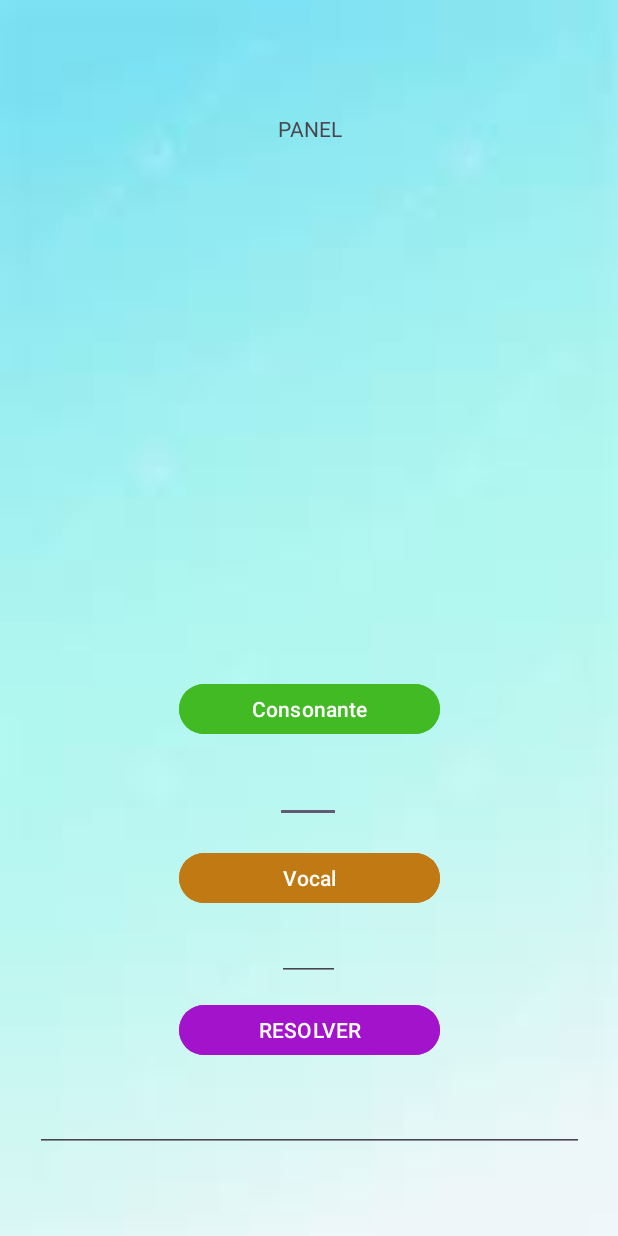
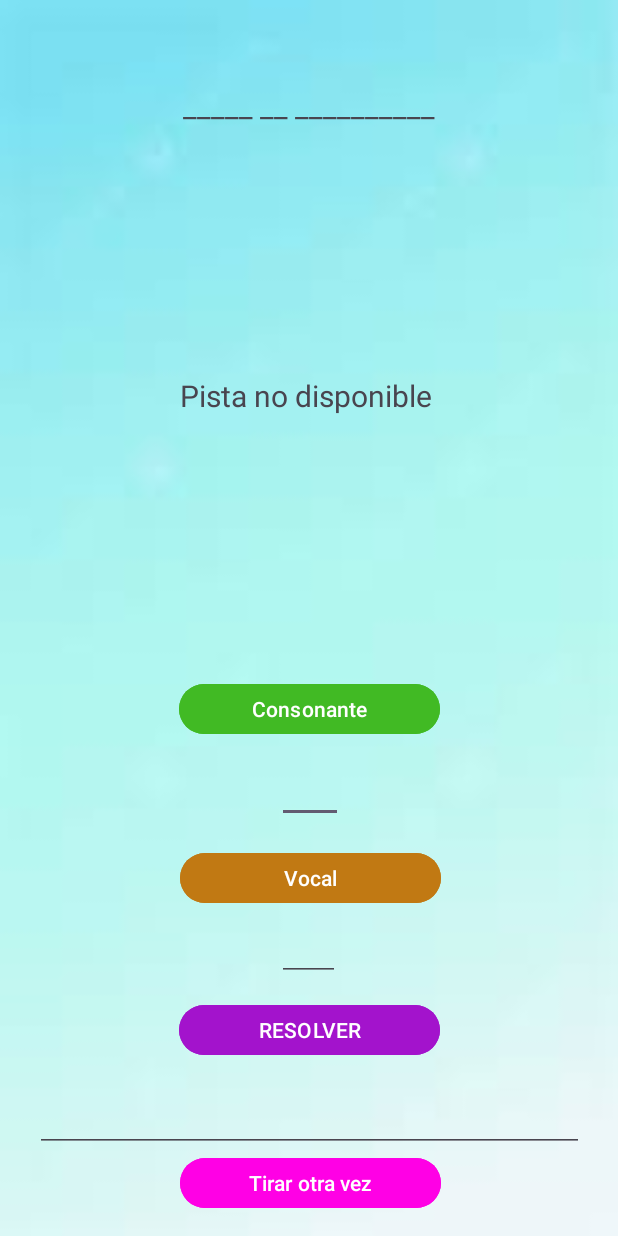
Before and after one commit to Alejan5drox-08M/Ruletilla_Suertuda, an Android app: the MainActivity3 screen opened directly, with no data from a screen before it, on a phone screen of 412 x 824 dp. Run offline under Robolectric (Android 15) with nearby library versions, the phone set to English and light mode, and no system bars.

Commit message:
Conseguido rarete

```diff
--- a/app/src/main/java/com/example/ruletasuerte_isaacalejandro/MainActivity3.kt
+++ b/app/src/main/java/com/example/ruletasuerte_isaacalejandro/MainActivity3.kt
@@ -1,29 +1,133 @@
 package com.example.ruletasuerte_isaacalejandro
 
+import android.content.Context
+import android.content.Intent
 import android.os.Bundle
+import android.widget.EditText
+import android.widget.Toast
 import androidx.activity.enableEdgeToEdge
 import androidx.appcompat.app.AppCompatActivity
 import androidx.core.view.ViewCompat
 import androidx.core.view.WindowInsetsCompat
-import com.example.ruletasuerte_isaacalejandro.databinding.ActivityMain2Binding
 import com.example.ruletasuerte_isaacalejandro.databinding.ActivityMain3Binding
-import com.example.ruletasuerte_isaacalejandro.databinding.ActivityMainBinding
 
 class MainActivity3 : AppCompatActivity() {
     lateinit var mibinding: ActivityMain3Binding
+    val panel = Paneles()  // Instancia de la clase Paneles
+    var frase = ""
+    var pista = ""
+    var estadoFrase = ""
+
     override fun onCreate(savedInstanceState: Bundle?) {
         super.onCreate(savedInstanceState)
         enableEdgeToEdge()
 
-        mibinding= ActivityMain3Binding.inflate(layoutInflater)
+        mibinding = ActivityMain3Binding.inflate(layoutInflater)
+        setContentView(mibinding.root)
 
-        setContentView(mibinding.root)
+        // Recuperar la frase y la pista desde SharedPreferences
+        val sharedPreferences = getSharedPreferences("panelData", Context.MODE_PRIVATE)
+        frase = sharedPreferences.getString("frase", "Frase no disponible") ?: "Frase no disponible"
+        pista = sharedPreferences.getString("pista", "Pista no disponible") ?: "Pista no disponible"
+        estadoFrase = sharedPreferences.getString("estadoFrase", "").orEmpty()
+
+        // Si no se ha guardado el estado de la frase, inicializamos con guiones bajos
+        if (estadoFrase.isEmpty()) {
+            estadoFrase = frase.ocultar()
+        }
+
+        mibinding.textViewPanel.text = estadoFrase
+        mibinding.textViewPista.text = pista
+
         ViewCompat.setOnApplyWindowInsetsListener(findViewById(R.id.main)) { v, insets ->
             val systemBars = insets.getInsets(WindowInsetsCompat.Type.systemBars())
             v.setPadding(systemBars.left, systemBars.top, systemBars.right, systemBars.bottom)
             insets
         }
 
-        val resultadoRuleta = intent.getStringExtra("clave")
+        // Listener del botón Consonante
+        mibinding.botonConsonante.setOnClickListener {
+            // Llamamos al nuevo método comprobarConsonante
+            comprobarLetra(mibinding.editTextTextConsonante,"aeiou", "Introduce una consonante válida")
+        }
+
+        mibinding.botonVocal.setOnClickListener {
+            comprobarLetra(mibinding.editTextTextVocal,"bcdfghjklmnñpqrstvwxyz", "Introduce una vocal válida")
+
+        }
+
+        // Cuando el jugador resuelve el panel, navega hacia MainActivity2
+        mibinding.botonResolver.setOnClickListener {
+            // Guardar un nuevo panel y su pista en SharedPreferences
+            obtenerNuevoPanel()
+
+            // Navegar a MainActivity2
+            val intent = Intent(this, MainActivity2::class.java)
+            if (intent.resolveActivity(packageManager) != null) {
+                startActivity(intent)
+            }
+        }
+        mibinding.botonTirarotravez.setOnClickListener {
+            val intent = Intent(this, MainActivity2::class.java)
+            if (intent.resolveActivity(packageManager) != null) {
+                startActivity(intent)
+            }
+        }
+    }
+
+    // Método para obtener un nuevo panel
+    private fun obtenerNuevoPanel() {
+        // Obtener una nueva frase y pista
+        frase = panel.obtener_Panel()  // Esto también guardará en SharedPreferences
+        pista = panel.obtener_Pista()
+
+        // Guardar la nueva frase y pista en SharedPreferences
+        val sharedPreferences = getSharedPreferences("panelData", Context.MODE_PRIVATE)
+        val editor = sharedPreferences.edit()
+        editor.putString("frase", frase)
+        editor.putString("pista", pista)
+        editor.putString("estadoFrase", frase.ocultar()) // Inicializar la frase oculta
+        editor.apply()
+    }
+
+    fun comprobarLetra(editText: EditText,letras: String, mensaje: String) {
+        val sharedPreferences = getSharedPreferences("panelData", Context.MODE_PRIVATE)
+        val letra = editText.text.toString().lowercase().firstOrNull()
+
+        // Validar que la letra es una consonante
+        if (letra == null || letra in letras || !letra.isLetter()) {
+            // Validar que se introduzca una consonante válida
+            Toast.makeText(this, mensaje, Toast.LENGTH_SHORT).show()
+        } else {
+            // Construir la nueva frase basada en la consonante
+            val nuevaFrase = frase.mapIndexed { index, char ->
+                when {
+                    char == ' ' -> ' ' // Mantener los espacios
+                    char.equals(
+                        letra,
+                        ignoreCase = true
+                    ) -> letra // Reemplazar la consonante si coincide
+                    index < estadoFrase.length -> estadoFrase[index] // Mantener el estado actual
+                    else -> "_" // Reemplazar con guion bajo sin espacio
+                }
+            }.joinToString("")
+
+            // Actualizar la vista con la nueva frase
+            mibinding.textViewPanel.text = nuevaFrase
+            estadoFrase = nuevaFrase
+
+            // Guardar el nuevo estado en SharedPreferences
+            val editor = sharedPreferences.edit()
+            editor.putString("estadoFrase", nuevaFrase)
+            editor.apply()
+
+            // Limpiar el EditText después de procesar la consonante
+            editText.text.clear()
+        }
+    }
+
+    // Función de extensión para transformar una frase a su forma oculta
+    fun String.ocultar(): String {
+        return this.map { if (it.isLetter()) '_' else it }.joinToString("")
     }
 }
--- /dev/null
+++ b/app/src/main/java/com/example/ruletasuerte_isaacalejandro/Paneles.kt
@@ -0,0 +1,22 @@
+package com.example.ruletasuerte_isaacalejandro
+
+
+
+class Paneles {
+    data class Panel(val frase: String, val pista: String)
+    val listaPaneles: ArrayList<Panel> = arrayListOf(
+        Panel("no por mucho madrugar amanece mas temprano", "No te apresures, todo llega a su tiempo"),
+        Panel("a caballo regalado no se le mira el diente", "Agradece lo que recibes sin criticarlo"),
+        Panel("cria cuervos y te sacarán los ojos", "Ten cuidado con en quién confías")
+    )
+    var indice=-1
+    fun obtener_Panel():String{
+        indice=listaPaneles.indices.random()
+        return listaPaneles[indice].frase
+    }
+    fun obtener_Pista():String{
+        return listaPaneles[indice].pista
+    }
+
+
+}
--- a/app/src/main/res/layout/activity_main3.xml
+++ b/app/src/main/res/layout/activity_main3.xml
@@ -17,15 +17,28 @@
 
         <TextView
             android:id="@+id/textViewPanel"
-            android:layout_width="327dp"
-            android:layout_height="228dp"
-            android:text="PANEL"
+            android:layout_width="410dp"
+            android:layout_height="193dp"
             android:textAlignment="center"
+            android:textSize="20sp"
             app:layout_constraintBottom_toBottomOf="parent"
             app:layout_constraintEnd_toEndOf="parent"
-            app:layout_constraintHorizontal_bias="0.506"
             app:layout_constraintStart_toStartOf="parent"
-            app:layout_constraintTop_toTopOf="parent" />
+            app:layout_constraintTop_toTopOf="parent"
+            app:layout_constraintVertical_bias="0.306" />
+
+        <TextView
+            android:id="@+id/textViewPista"
+            android:layout_width="408dp"
+            android:layout_height="69dp"
+            android:textAlignment="center"
+            android:textSize="20sp"
+            app:layout_constraintBottom_toBottomOf="parent"
+            app:layout_constraintEnd_toEndOf="parent"
+            app:layout_constraintHorizontal_bias="0.0"
+            app:layout_constraintStart_toStartOf="parent"
+            app:layout_constraintTop_toTopOf="parent"
+            app:layout_constraintVertical_bias="0.806" />
     </androidx.constraintlayout.widget.ConstraintLayout>
 
     <androidx.constraintlayout.widget.ConstraintLayout
@@ -45,6 +58,7 @@
             android:backgroundTint="#C17913"
             android:text="Vocal"
             app:layout_constraintEnd_toEndOf="parent"
+            app:layout_constraintHorizontal_bias="0.502"
             app:layout_constraintStart_toStartOf="parent"
             app:layout_constraintTop_toBottomOf="@+id/editTextTextConsonante" />
 
@@ -59,6 +73,17 @@
             app:layout_constraintStart_toStartOf="parent"
             app:layout_constraintTop_toTopOf="parent" />
 
+        <Button
+            android:id="@+id/botonTirarotravez"
+            android:layout_width="174dp"
+            android:layout_height="41dp"
+            android:backgroundTint="#FF00E5"
+            android:text="Tirar otra vez"
+            app:layout_constraintEnd_toEndOf="parent"
+            app:layout_constraintHorizontal_bias="0.502"
+            app:layout_constraintStart_toStartOf="parent"
+            app:layout_constraintTop_toBottomOf="@+id/editTextTextResolver" />
+
         <EditText
             android:id="@+id/editTextTextConsonante"
             android:layout_width="44dp"
@@ -67,7 +92,7 @@
             android:ems="10"
             android:inputType="text"
             app:layout_constraintEnd_toEndOf="parent"
-            app:layout_constraintHorizontal_bias="0.498"
+            app:layout_constraintHorizontal_bias="0.501"
             app:layout_constraintStart_toStartOf="parent"
             app:layout_constraintTop_toBottomOf="@+id/botonConsonante" />
 
```
